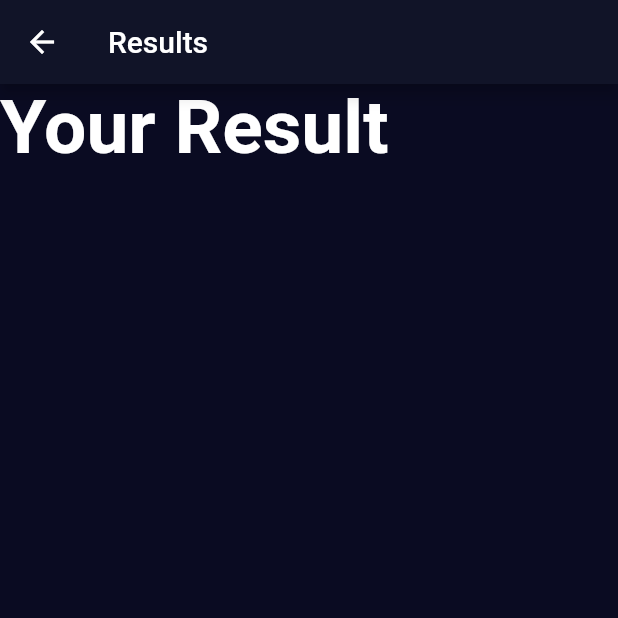
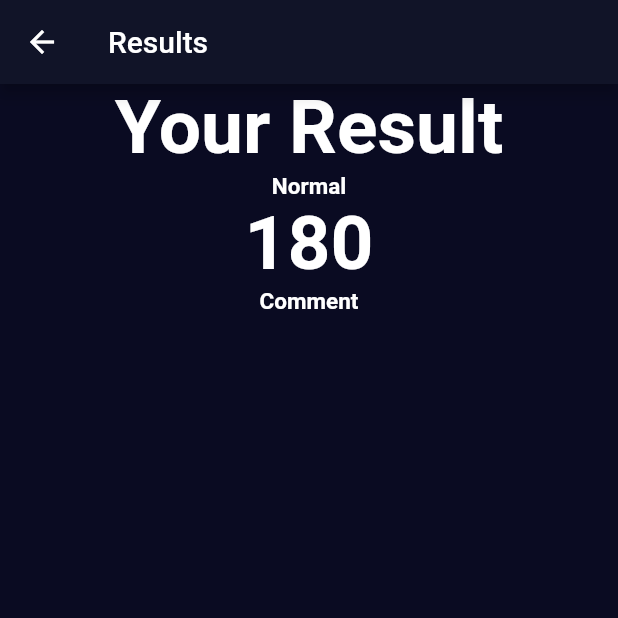
Before and after one commit to DrinKrasniqiNovus/flutter-assignments, a Flutter app: the ResultScreen screen opened by its route, on a phone screen of 412 x 824 dp, the top half of it. Run offline on Flutter 3.47's test engine with Material 2 defaults, Android fonts, the phone set to English and light mode, and no system bars; our stand-ins replace google_fonts.

Commit message:
Added funcitional buttons for weight and age + Navigator for result page

```diff
--- a/bmi_calculator/lib/screens/result_screen.dart
+++ b/bmi_calculator/lib/screens/result_screen.dart
@@ -12,6 +12,7 @@ class ResultScreen extends StatelessWidget {
       body: Column(
         children: [
           Row(
+            mainAxisAlignment: MainAxisAlignment.center,
             children: [
               Text(
                 'Your Result',
@@ -21,7 +22,47 @@ class ResultScreen extends StatelessWidget {
                     fontWeight: FontWeight.bold),
               )
             ],
-          )
+          ),
+          Row(
+            mainAxisAlignment: MainAxisAlignment.center,
+            children: [
+              Text(
+                'Normal',
+                style: TextStyle(
+                    color: Colors.white,
+                    fontSize: 15,
+                    fontWeight: FontWeight.bold),
+              )
+            ],
+          ),
+          Column(
+            children: [
+              Row(
+                mainAxisAlignment: MainAxisAlignment.center,
+                children: [
+                  Text(
+                    '180',
+                    style: TextStyle(
+                        color: Colors.white,
+                        fontSize: 50,
+                        fontWeight: FontWeight.bold),
+                  )
+                ],
+              ),
+            ],
+          ),
+          Row(
+            mainAxisAlignment: MainAxisAlignment.center,
+            children: [
+              Text(
+                'Comment',
+                style: TextStyle(
+                    color: Colors.white,
+                    fontSize: 15,
+                    fontWeight: FontWeight.bold),
+              )
+            ],
+          ),
         ],
       ),
     );
```
Also changed, not shown: bmi_calculator/lib/screens/calculator_screen.dart (+79 -12 lines).
